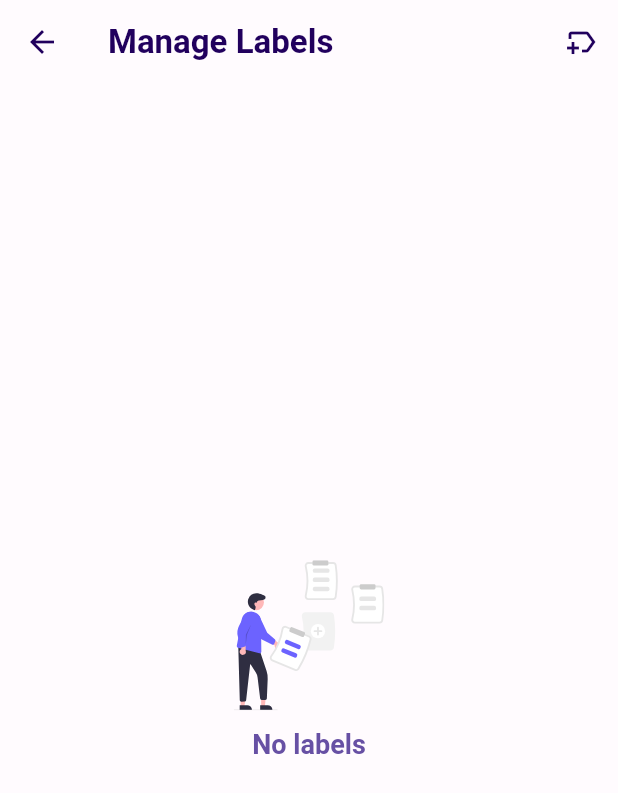
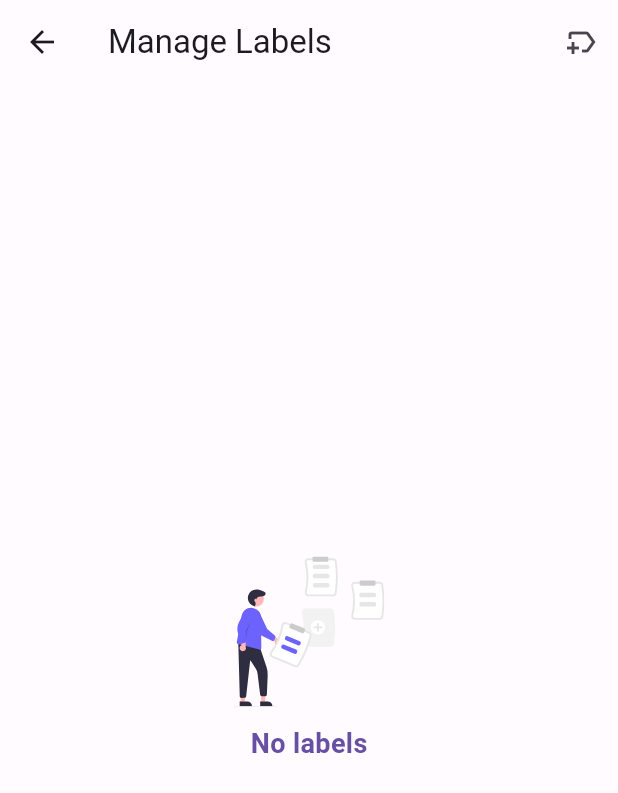
Before and after one commit to varadgauthankar/my_journal, a Flutter app: the SettingsPage screen opened directly, after a tap on "Manage Labels", on a phone screen of 412 x 824 dp. Shown: the top 793 px of the screen. Run offline on Flutter 3.47's test engine with Material 2 defaults, Android fonts, the phone set to English and light mode, and no system bars; our stand-ins replace cloud_firestore, equatable, eva_icons_flutter, firebase_auth, firebase_core, flutter_svg and 3 more; missing offline and left inert: encrypt, flutter_quill; accounts and stored records are empty; generated files the repository leaves out were written again; network calls fail.

Commit message:
updated design

```diff
--- a/lib/pages/settings_page.dart
+++ b/lib/pages/settings_page.dart
@@ -25,12 +25,13 @@ class _SettingsPageState extends State<SettingsPage> {
         child: ChoiceChip(
           backgroundColor: getColorScheme(context).tertiaryContainer,
           selectedColor: getColorScheme(context).primary,
+
           labelStyle: TextStyle(
             color: value.themeMode == theme
                 ? Theme.of(context).colorScheme.onPrimary
                 : Theme.of(context).colorScheme.onTertiaryContainer,
           ),
-          elevation: 2,
+          // elevation: 2,
           label: Text(theme.name.toFirstLetterCapital()),
           selected: value.themeMode == theme,
           onSelected: (selected) {
@@ -48,6 +49,11 @@ class _SettingsPageState extends State<SettingsPage> {
       choices.add(Padding(
         padding: const EdgeInsets.only(right: 8.0),
         child: ChoiceChip(
+          iconTheme: IconThemeData(
+            color: value.sortBy == sortBy
+                ? Theme.of(context).colorScheme.onPrimary
+                : Theme.of(context).colorScheme.onTertiaryContainer,
+          ),
           backgroundColor: getColorScheme(context).tertiaryContainer,
           selectedColor: getColorScheme(context).primary,
           labelStyle: TextStyle(
@@ -55,7 +61,7 @@ class _SettingsPageState extends State<SettingsPage> {
                 ? Theme.of(context).colorScheme.onPrimary
                 : Theme.of(context).colorScheme.onTertiaryContainer,
           ),
-          elevation: 2,
+          // elevation: 2,
           label: Text(sortBy.toMyString()),
           selected: value.sortBy == sortBy,
           onSelected: (selected) {
--- a/lib/utils/themes.dart
+++ b/lib/utils/themes.dart
@@ -2,68 +2,70 @@ import 'package:flutter/material.dart';
 import 'package:my_journal/utils/color_schemes.dart';
 
 ThemeData myLightTheme = ThemeData(
+  useMaterial3: true,
   // colorSchemeSeed: seed,
   colorScheme: lightColorScheme,
   // floating action theme
   floatingActionButtonTheme: FloatingActionButtonThemeData(
     backgroundColor: lightColorScheme.tertiaryContainer,
     foregroundColor: lightColorScheme.onTertiaryContainer,
-    extendedSizeConstraints: const BoxConstraints.tightFor(
-      height: 70,
-      width: 150,
-    ),
-    sizeConstraints: const BoxConstraints.tightFor(
-      height: 70,
-      width: 70,
-    ),
-    extendedPadding: const EdgeInsets.all(22.0),
-    extendedIconLabelSpacing: 16.0,
-    shape: const RoundedRectangleBorder(
-      borderRadius: BorderRadius.all(
-        Radius.circular(22),
-      ),
-    ),
+    // extendedSizeConstraints: const BoxConstraints.tightFor(
+    //   height: 70,
+    //   width: 150,
+    // ),
+    // sizeConstraints: const BoxConstraints.tightFor(
+    //   height: 70,
+    //   width: 70,
+    // ),
+    // extendedPadding: const EdgeInsets.all(22.0),
+    // extendedIconLabelSpacing: 16.0,
+    // shape: const RoundedRectangleBorder(
+    //   borderRadius: BorderRadius.all(
+    //     Radius.circular(22),
+    //   ),
+    // ),
   ),
 
   // app bar theme
-  appBarTheme: AppBarTheme(
-    backgroundColor: lightColorScheme.surface,
-    elevation: 0,
-    titleTextStyle: TextStyle(
-      fontSize: 22,
-      color: lightColorScheme.onPrimaryContainer,
-      fontWeight: FontWeight.bold,
-    ),
-    iconTheme: IconThemeData(
-      color: lightColorScheme.onPrimaryContainer,
-    ),
-  ),
+  // appBarTheme: AppBarTheme(
+  //   backgroundColor: lightColorScheme.surface,
+  //   elevation: 0,
+  //   titleTextStyle: TextStyle(
+  //     fontSize: 22,
+  //     color: lightColorScheme.onPrimaryContainer,
+  //     fontWeight: FontWeight.bold,
+  //   ),
+  //   iconTheme: IconThemeData(
+  //     color: lightColorScheme.onPrimaryContainer,
+  //   ),
+  // ),
 
   scaffoldBackgroundColor: lightColorScheme.background,
 );
 
 ThemeData myDarkTheme = ThemeData(
+  useMaterial3: true,
   // colorSchemeSeed: seed,
   colorScheme: darkColorScheme,
   // floating action theme
   floatingActionButtonTheme: FloatingActionButtonThemeData(
     backgroundColor: darkColorScheme.tertiaryContainer,
     foregroundColor: darkColorScheme.onTertiaryContainer,
-    extendedSizeConstraints: const BoxConstraints.tightFor(
-      height: 70,
-      width: 150,
-    ),
-    sizeConstraints: const BoxConstraints.tightFor(
-      height: 70,
-      width: 70,
-    ),
-    extendedPadding: const EdgeInsets.all(22.0),
-    extendedIconLabelSpacing: 16.0,
-    shape: const RoundedRectangleBorder(
-      borderRadius: BorderRadius.all(
-        Radius.circular(22),
-      ),
-    ),
+    // extendedSizeConstraints: const BoxConstraints.tightFor(
+    //   height: 70,
+    //   width: 150,
+    // ),
+    // sizeConstraints: const BoxConstraints.tightFor(
+    //   height: 70,
+    //   width: 70,
+    // ),
+    // extendedPadding: const EdgeInsets.all(22.0),
+    // extendedIconLabelSpacing: 16.0,
+    // shape: const RoundedRectangleBorder(
+    //   borderRadius: BorderRadius.all(
+    //     Radius.circular(22),
+    //   ),
+    // ),
   ),
 
   // app bar theme
--- a/lib/widgets/my_card.dart
+++ b/lib/widgets/my_card.dart
@@ -18,14 +18,15 @@ class MyCard extends StatelessWidget {
       padding: const EdgeInsets.all(6.0),
       child: Material(
         elevation: 2.2,
-        borderRadius: BorderRadius.circular(12.0),
-        color: Theme.of(context).colorScheme.primaryContainer,
+        borderRadius: BorderRadius.circular(8.0),
+        color: Theme.of(context).colorScheme.secondaryContainer,
         child: InkWell(
-          borderRadius: BorderRadius.circular(12.0),
+          borderRadius: BorderRadius.circular(8.0),
           onTap: onTap,
-          splashColor: Theme.of(context).colorScheme.surfaceVariant,
+          splashColor: Theme.of(context).colorScheme.primaryContainer,
           child: Container(
-            padding: const EdgeInsets.all(12.0),
+            padding:
+                const EdgeInsets.symmetric(vertical: 10.0, horizontal: 12.0),
             width: double.maxFinite,
             // height: height ?? 100,
             child: child,
```
Also changed, not shown: pubspec.lock.
